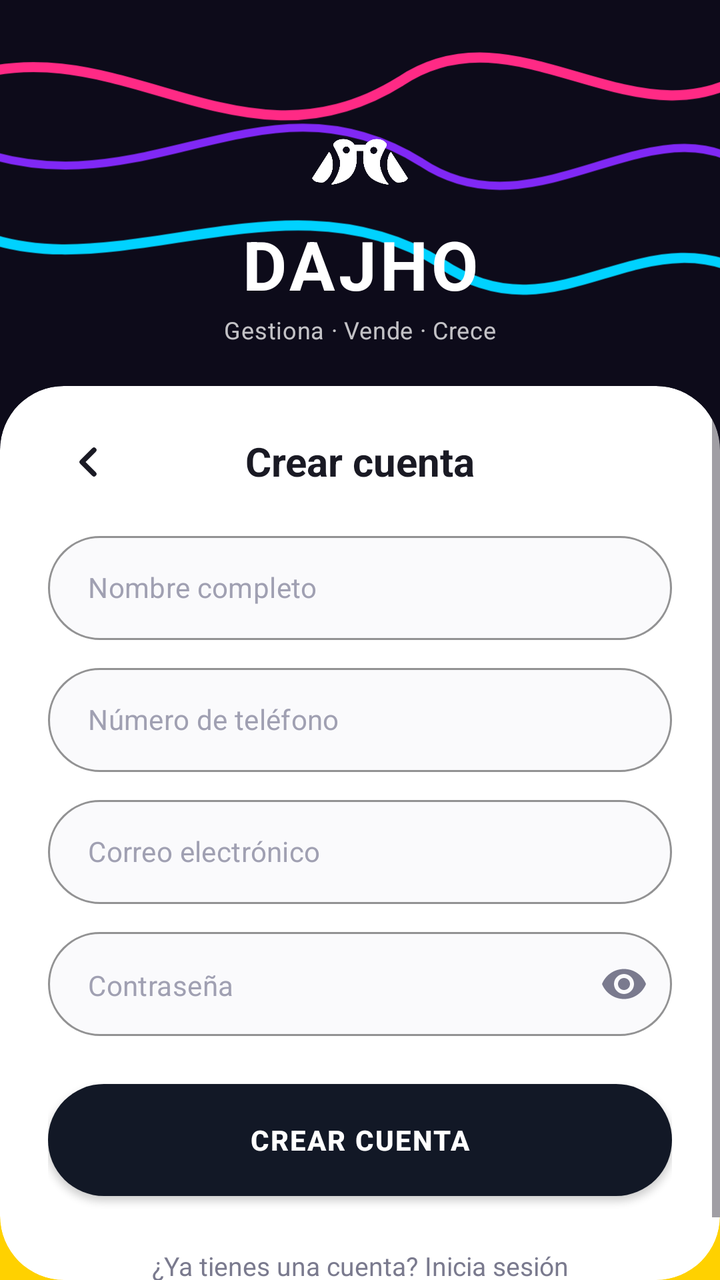
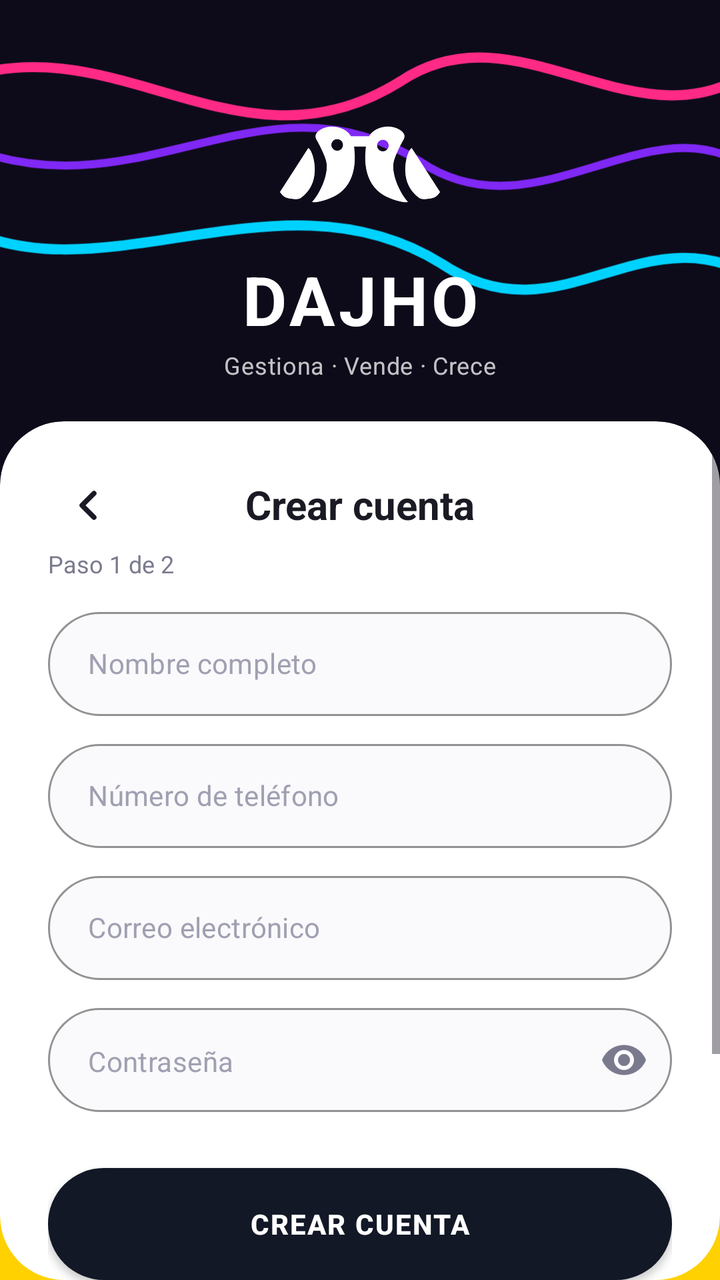

The first picture is an Android layout as it rendered before a commit; the second is the same layout after the commit. The layout source and the unified diff follow.
<!-- AndroidManifest.xml: application theme Theme.DAJHO -->
<!-- res/layout/activity_sign_up.xml -->
<?xml version="1.0" encoding="utf-8"?>
<androidx.constraintlayout.widget.ConstraintLayout
    xmlns:android="http://schemas.android.com/apk/res/android"
    xmlns:app="http://schemas.android.com/apk/res-auto"
    xmlns:tools="http://schemas.android.com/tools"
    android:layout_width="match_parent"
    android:layout_height="match_parent"
    android:background="@color/dark_header_bg"
    tools:context=".SignUpActivity">

    
    <ImageView
        android:id="@+id/ivHeaderBg"
        android:layout_width="0dp"
        android:layout_height="0dp"
        android:scaleType="centerCrop"
        android:src="@drawable/bg_banner_dark_graphic"
        app:layout_constraintHeight_percent="0.38"
        app:layout_constraintTop_toTopOf="parent"
        app:layout_constraintStart_toStartOf="parent"
        app:layout_constraintEnd_toEndOf="parent"
        android:contentDescription="@string/header_graphic_desc" />

    
    <LinearLayout
        android:id="@+id/llBrandContainer"
        android:layout_width="wrap_content"
        android:layout_height="wrap_content"
        android:orientation="vertical"
        android:gravity="center"
        app:layout_constraintTop_toTopOf="@id/ivHeaderBg"
        app:layout_constraintBottom_toBottomOf="@id/ivHeaderBg"
        app:layout_constraintStart_toStartOf="parent"
        app:layout_constraintEnd_toEndOf="parent"
        app:layout_constraintVertical_bias="0.45">

        <ImageView
            android:layout_width="48dp"
            android:layout_height="48dp"
            android:layout_marginBottom="4dp"
            android:src="@drawable/ic_dajho_white"
            android:contentDescription="@string/dajho_logo_desc" />

        <TextView
            android:layout_width="wrap_content"
            android:layout_height="wrap_content"
            android:text="@string/dajho_brand"
            android:textColor="@color/white"
            android:textSize="34sp"
            android:textStyle="bold"
            android:letterSpacing="0.05" />

        <TextView
            android:layout_width="wrap_content"
            android:layout_height="wrap_content"
            android:layout_marginTop="2dp"
            android:text="@string/dajho_tagline"
            android:textColor="#C0FFFFFF"
            android:textSize="12sp"
            android:letterSpacing="0.02" />
    </LinearLayout>

    
    <androidx.cardview.widget.CardView
        android:id="@+id/cardContainer"
        android:layout_width="0dp"
        android:layout_height="0dp"
        app:cardCornerRadius="32dp"
        app:cardElevation="0dp"
        app:cardBackgroundColor="@color/card_background"
        app:layout_constraintTop_toBottomOf="@id/llBrandContainer"
        app:layout_constraintBottom_toBottomOf="parent"
        app:layout_constraintStart_toStartOf="parent"
        app:layout_constraintEnd_toEndOf="parent"
        android:layout_marginTop="20dp">

        <ScrollView
            android:layout_width="match_parent"
            android:layout_height="match_parent"
            android:fillViewport="true"
            android:overScrollMode="never">

            <androidx.constraintlayout.widget.ConstraintLayout
                android:layout_width="match_parent"
                android:layout_height="wrap_content"
                android:paddingHorizontal="24dp"
                android:paddingTop="24dp"
                android:paddingBottom="24dp">

                
                <ImageView
                    android:id="@+id/btnBack"
                    android:layout_width="40dp"
                    android:layout_height="40dp"
                    android:padding="8dp"
                    android:background="?attr/selectableItemBackgroundBorderless"
                    android:src="@drawable/ic_arrow_back"
                    app:layout_constraintTop_toTopOf="@id/tvTitleSignUp"
                    app:layout_constraintBottom_toBottomOf="@id/tvTitleSignUp"
                    app:layout_constraintStart_toStartOf="parent"
                    android:contentDescription="@string/back_desc" />

                
                <TextView
                    android:id="@+id/tvTitleSignUp"
                    android:layout_width="wrap_content"
                    android:layout_height="wrap_content"
                    android:text="@string/title_sign_up"
                    android:textColor="@color/text_primary"
                    android:textSize="20sp"
                    android:textStyle="bold"
                    app:layout_constraintTop_toTopOf="parent"
                    app:layout_constraintStart_toStartOf="parent"
                    app:layout_constraintEnd_toEndOf="parent" />

                
                <com.google.android.material.textfield.TextInputLayout
                    android:id="@+id/tilFullName"
                    style="@style/PillTextInputLayout"
                    android:layout_width="0dp"
                    android:layout_height="wrap_content"
                    android:layout_marginTop="24dp"
                    app:hintEnabled="false"
                    app:layout_constraintTop_toBottomOf="@id/tvTitleSignUp"
                    app:layout_constraintStart_toStartOf="parent"
                    app:layout_constraintEnd_toEndOf="parent">

                    <com.google.android.material.textfield.TextInputEditText
                        android:id="@+id/etFullName"
                        android:layout_width="match_parent"
                        android:layout_height="52dp"
                        android:hint="@string/hint_full_name"
                        android:paddingHorizontal="20dp"
                        android:textColor="@color/text_primary"
                        android:textColorHint="@color/text_hint"
                        android:textSize="14sp"
                        android:inputType="textPersonName"
                        android:background="@null" />
                </com.google.android.material.textfield.TextInputLayout>

                
                <com.google.android.material.textfield.TextInputLayout
                    android:id="@+id/tilPhone"
                    style="@style/PillTextInputLayout"
                    android:layout_width="0dp"
                    android:layout_height="wrap_content"
                    android:layout_marginTop="14dp"
                    app:hintEnabled="false"
                    app:layout_constraintTop_toBottomOf="@id/tilFullName"
                    app:layout_constraintStart_toStartOf="parent"
                    app:layout_constraintEnd_toEndOf="parent">

                    <com.google.android.material.textfield.TextInputEditText
                        android:id="@+id/etPhone"
                        android:layout_width="match_parent"
                        android:layout_height="52dp"
                        android:hint="@string/hint_phone_number"
                        android:paddingHorizontal="20dp"
                        android:textColor="@color/text_primary"
                        android:textColorHint="@color/text_hint"
                        android:textSize="14sp"
                        android:inputType="phone"
                        android:background="@null" />
                </com.google.android.material.textfield.TextInputLayout>

                
                <com.google.android.material.textfield.TextInputLayout
                    android:id="@+id/tilEmail"
                    style="@style/PillTextInputLayout"
                    android:layout_width="0dp"
                    android:layout_height="wrap_content"
                    android:layout_marginTop="14dp"
                    app:hintEnabled="false"
                    app:layout_constraintTop_toBottomOf="@id/tilPhone"
                    app:layout_constraintStart_toStartOf="parent"
                    app:layout_constraintEnd_toEndOf="parent">

                    <com.google.android.material.textfield.TextInputEditText
                        android:id="@+id/etEmail"
                        android:layout_width="match_parent"
                        android:layout_height="52dp"
                        android:hint="@string/hint_email"
                        android:paddingHorizontal="20dp"
                        android:textColor="@color/text_primary"
                        android:textColorHint="@color/text_hint"
                        android:textSize="14sp"
                        android:inputType="textEmailAddress"
                        android:background="@null" />
                </com.google.android.material.textfield.TextInputLayout>

                
                <com.google.android.material.textfield.TextInputLayout
                    android:id="@+id/tilPassword"
                    style="@style/PillTextInputLayout"
                    android:layout_width="0dp"
                    android:layout_height="wrap_content"
                    android:layout_marginTop="14dp"
                    app:hintEnabled="false"
                    app:passwordToggleEnabled="true"
                    app:passwordToggleTint="@color/text_secondary"
                    app:layout_constraintTop_toBottomOf="@id/tilEmail"
                    app:layout_constraintStart_toStartOf="parent"
                    app:layout_constraintEnd_toEndOf="parent">

                    <com.google.android.material.textfield.TextInputEditText
                        android:id="@+id/etPassword"
                        android:layout_width="match_parent"
                        android:layout_height="52dp"
                        android:hint="@string/hint_password"
                        android:paddingHorizontal="20dp"
                        android:textColor="@color/text_primary"
                        android:textColorHint="@color/text_hint"
                        android:textSize="14sp"
                        android:inputType="textPassword"
                        android:background="@null" />
                </com.google.android.material.textfield.TextInputLayout>

                
                <androidx.appcompat.widget.AppCompatButton
                    android:id="@+id/btnCreateAccount"
                    android:layout_width="0dp"
                    android:layout_height="56dp"
                    android:layout_marginTop="24dp"
                    android:text="@string/btn_create_account"
                    android:textColor="@color/btn_text_color"
                    android:textSize="14sp"
                    android:textStyle="bold"
                    android:letterSpacing="0.05"
                    android:background="@drawable/bg_pill_black"
                    app:layout_constraintTop_toBottomOf="@id/tilPassword"
                    app:layout_constraintStart_toStartOf="parent"
                    app:layout_constraintEnd_toEndOf="parent" />

                
                <TextView
                    android:id="@+id/tvLoginLink"
                    android:layout_width="wrap_content"
                    android:layout_height="wrap_content"
                    android:layout_marginTop="18dp"
                    android:text="@string/already_have_account"
                    android:textColor="@color/text_secondary"
                    android:textSize="13sp"
                    android:padding="8dp"
                    app:layout_constraintTop_toBottomOf="@id/btnCreateAccount"
                    app:layout_constraintStart_toStartOf="parent"
                    app:layout_constraintEnd_toEndOf="parent" />

            </androidx.constraintlayout.widget.ConstraintLayout>

        </ScrollView>

    </androidx.cardview.widget.CardView>

</androidx.constraintlayout.widget.ConstraintLayout>
<!-- resources referenced by this layout -->
<resources>
  <color name="btn_text_color">#FFFFFF</color>
  <color name="card_background">#FFFFFF</color>
  <color name="dark_header_bg">#FFD100</color>
  <color name="text_hint">#A0A0B2</color>
  <color name="text_primary">#1A1A24</color>
  <color name="text_secondary">#7A7A8E</color>
  <color name="white">#FFFFFFFF</color>
  <!-- drawable bg_pill_black (drawable) -->
  <?xml version="1.0" encoding="utf-8"?>
  <ripple xmlns:android="http://schemas.android.com/apk/res/android"
      android:color="#33FFFFFF">
      <item>
          <shape android:shape="rectangle">
              <solid android:color="@color/btn_black" />
              <corners android:radius="28dp" />
          </shape>
      </item>
  </ripple>
  <!-- drawable ic_arrow_back (drawable) -->
  <?xml version="1.0" encoding="utf-8"?>
  <vector xmlns:android="http://schemas.android.com/apk/res/android"
      android:width="24dp"
      android:height="24dp"
      android:viewportWidth="24"
      android:viewportHeight="24">
      <path
          android:fillColor="#00000000"
          android:pathData="M15,18L9,12L15,6"
          android:strokeColor="@color/text_primary"
          android:strokeWidth="2.5"
          android:strokeLineCap="round"
          android:strokeLineJoin="round" />
  </vector>
  <string name="already_have_account">¿Ya tienes una cuenta? Inicia sesión</string>
  <string name="back_desc">Volver</string>
  <string name="btn_create_account">CREAR CUENTA</string>
  <string name="dajho_brand">DAJHO</string>
  <string name="dajho_logo_desc">Logo de DAJHO</string>
  <string name="dajho_tagline">Gestiona · Vende · Crece</string>
  <string name="header_graphic_desc">Gráfico de encabezado</string>
  <string name="hint_email">Correo electrónico</string>
  <string name="hint_full_name">Nombre completo</string>
  <string name="hint_password">Contraseña</string>
  <string name="hint_phone_number">Número de teléfono</string>
  <string name="title_sign_up">Crear cuenta</string>
  <style name="PillTextInputLayout" parent="Widget.MaterialComponents.TextInputLayout.OutlinedBox">
          <item name="boxCornerRadiusTopStart">28dp</item>
          <item name="boxCornerRadiusTopEnd">28dp</item>
          <item name="boxCornerRadiusBottomStart">28dp</item>
          <item name="boxCornerRadiusBottomEnd">28dp</item>
          <item name="boxStrokeColor">@color/input_border</item>
          <item name="boxStrokeWidth">1dp</item>
          <item name="boxBackgroundColor">@color/input_bg</item>
          <item name="hintTextColor">@color/text_hint</item>
          <item name="android:textColorHint">@color/text_hint</item>
          <item name="android:textColor">@color/text_primary</item>
      </style>
  <style name="Theme.DAJHO" parent="Base.Theme.DAJHO" />
  <color name="btn_black">#121826</color>
  <color name="input_border">#E2E4EC</color>
  <color name="input_bg">#FAFAFC</color>
  <color name="purple_primary">#FFD100</color>
  <color name="pink_accent">#FF2A85</color>
  <style name="DAJHO_BottomSheet" parent="Widget.Material3.BottomSheet.Modal">
          <item name="android:background">@color/card_background</item>
          <item name="shapeAppearanceOverlay">@style/DAJHO_SheetShape</item>
      </style>
  <style name="DAJHO_BottomSheetDialog" parent="ThemeOverlay.Material3.BottomSheetDialog">
          <item name="bottomSheetStyle">@style/DAJHO_BottomSheet</item>
      </style>
  <style name="DAJHO_SheetShape">
          <item name="cornerFamily">rounded</item>
          <item name="cornerSizeTopLeft">28dp</item>
          <item name="cornerSizeTopRight">28dp</item>
      </style>
  <!-- unchanged entries left out for length: 3 -->
</resources>

<!-- the commit's change to res/layout/activity_sign_up.xml (unified diff, before → after) -->
@@ -35,8 +35,8 @@
         app:layout_constraintVertical_bias="0.45">
 
         <ImageView
-            android:layout_width="48dp"
-            android:layout_height="48dp"
+            android:layout_width="80dp"
+            android:layout_height="80dp"
             android:layout_marginBottom="4dp"
             android:src="@drawable/ic_dajho_white"
             android:contentDescription="@string/dajho_logo_desc" />
@@ -84,8 +84,8 @@
                 android:layout_width="match_parent"
                 android:layout_height="wrap_content"
                 android:paddingHorizontal="24dp"
-                android:paddingTop="24dp"
-                android:paddingBottom="24dp">
+                android:paddingTop="28dp"
+                android:paddingBottom="100dp">
 
                 
                 <ImageView
@@ -114,14 +114,26 @@
                     app:layout_constraintEnd_toEndOf="parent" />
 
                 
+                <TextView
+                    android:id="@+id/tvSignUpStep"
+                    android:layout_width="wrap_content"
+                    android:layout_height="wrap_content"
+                    android:layout_marginTop="8dp"
+                    android:text="Paso 1 de 2"
+                    android:textColor="@color/text_secondary"
+                    android:textSize="12sp"
+                    app:layout_constraintTop_toBottomOf="@id/tvTitleSignUp"
+                    app:layout_constraintStart_toStartOf="parent" />
+
+                
                 <com.google.android.material.textfield.TextInputLayout
                     android:id="@+id/tilFullName"
                     style="@style/PillTextInputLayout"
                     android:layout_width="0dp"
                     android:layout_height="wrap_content"
-                    android:layout_marginTop="24dp"
+                    android:layout_marginTop="16dp"
                     app:hintEnabled="false"
-                    app:layout_constraintTop_toBottomOf="@id/tvTitleSignUp"
+                    app:layout_constraintTop_toBottomOf="@id/tvSignUpStep"
                     app:layout_constraintStart_toStartOf="parent"
                     app:layout_constraintEnd_toEndOf="parent">
 
@@ -215,19 +227,118 @@
                         android:background="@null" />
                 </com.google.android.material.textfield.TextInputLayout>
 
+                <LinearLayout
+                    android:id="@+id/businessFieldsContainer"
+                    android:layout_width="0dp"
+                    android:layout_height="wrap_content"
+                    android:orientation="vertical"
+                    android:visibility="gone"
+                    android:layout_marginTop="14dp"
+                    app:layout_constraintTop_toBottomOf="@id/tilPassword"
+                    app:layout_constraintStart_toStartOf="parent"
+                    app:layout_constraintEnd_toEndOf="parent">
+
+                    <com.google.android.material.textfield.TextInputLayout
+                        android:id="@+id/tilBusinessName"
+                        style="@style/PillTextInputLayout"
+                        android:layout_width="match_parent"
+                        android:layout_height="wrap_content"
+                        app:hintEnabled="false">
+                        <com.google.android.material.textfield.TextInputEditText
+                            android:id="@+id/etBusinessName"
+                            android:layout_width="match_parent"
+                            android:layout_height="52dp"
+                            android:hint="Nombre del negocio"
+                            android:paddingHorizontal="20dp"
+                            android:textColor="@color/text_primary"
+                            android:textColorHint="@color/text_hint"
+                            android:textSize="14sp"
+                            android:inputType="textCapSentences"
+                            android:background="@null" />
+                    </com.google.android.material.textfield.TextInputLayout>
+
+                    <com.google.android.material.textfield.TextInputLayout
+                        android:id="@+id/tilBusinessRuc"
+                        style="@style/PillTextInputLayout"
+                        android:layout_width="match_parent"
+                        android:layout_height="wrap_content"
+                        android:layout_marginTop="14dp"
+                        app:hintEnabled="false">
+                        <com.google.android.material.textfield.TextInputEditText
+                            android:id="@+id/etBusinessRuc"
+                            android:layout_width="match_parent"
+                            android:layout_height="52dp"
+                            android:hint="RUC o cédula (opcional)"
+                            android:paddingHorizontal="20dp"
+                            android:textColor="@color/text_primary"
+                            android:textColorHint="@color/text_hint"
+                            android:textSize="14sp"
+                            android:inputType="number"
+                            android:background="@null" />
+                    </com.google.android.material.textfield.TextInputLayout>
+
+                    <com.google.android.material.textfield.TextInputLayout
+                        android:id="@+id/tilBusinessAddress"
+                        style="@style/PillTextInputLayout"
+                        android:layout_width="match_parent"
+                        android:layout_height="wrap_content"
+                        android:layout_marginTop="14dp"
+                        app:hintEnabled="false">
+                        <com.google.android.material.textfield.TextInputEditText
+                            android:id="@+id/etBusinessAddress"
+                            android:layout_width="match_parent"
+                            android:layout_height="52dp"
+                            android:hint="Dirección (opcional)"
+                            android:paddingHorizontal="20dp"
+                            android:textColor="@color/text_primary"
+                            android:textColorHint="@color/text_hint"
+                            android:textSize="14sp"
+                            android:inputType="textCapSentences"
+                            android:background="@null" />
+                    </com.google.android.material.textfield.TextInputLayout>
+
+                    <com.google.android.material.textfield.TextInputLayout
+                        android:id="@+id/tilBusinessPhone"
+                        style="@style/PillTextInputLayout"
+                        android:layout_width="match_parent"
+                        android:layout_height="wrap_content"
+                        android:layout_marginTop="14dp"
+                        app:hintEnabled="false">
+                        <com.google.android.material.textfield.TextInputEditText
+                            android:id="@+id/etBusinessPhone"
+                            android:layout_width="match_parent"
+                            android:layout_height="52dp"
+                            android:hint="Teléfono del negocio"
+                            android:paddingHorizontal="20dp"
+                            android:textColor="@color/text_primary"
+                            android:textColorHint="@color/text_hint"
+                            android:textSize="14sp"
+                            android:inputType="phone"
+                            android:background="@null" />
+                    </com.google.android.material.textfield.TextInputLayout>
+
+                    <Spinner
+                        android:id="@+id/spinnerRimpe"
+                        android:layout_width="match_parent"
+                        android:layout_height="52dp"
+                        android:layout_marginTop="14dp"
+                        android:background="@drawable/bg_input_field"
+                        android:paddingHorizontal="16dp" />
+                </LinearLayout>
+
                 
                 <androidx.appcompat.widget.AppCompatButton
                     android:id="@+id/btnCreateAccount"
                     android:layout_width="0dp"
                     android:layout_height="56dp"
-                    android:layout_marginTop="24dp"
+                    android:layout_marginTop="28dp"
                     android:text="@string/btn_create_account"
                     android:textColor="@color/btn_text_color"
                     android:textSize="14sp"
                     android:textStyle="bold"
                     android:letterSpacing="0.05"
                     android:background="@drawable/bg_pill_black"
-                    app:layout_constraintTop_toBottomOf="@id/tilPassword"
+                    app:layout_constraintTop_toBottomOf="@id/businessFieldsContainer"
                     app:layout_constraintStart_toStartOf="parent"
                     app:layout_constraintEnd_toEndOf="parent" />
 
@@ -236,7 +347,7 @@
                     android:id="@+id/tvLoginLink"
                     android:layout_width="wrap_content"
                     android:layout_height="wrap_content"
-                    android:layout_marginTop="18dp"
+                    android:layout_marginTop="20dp"
                     android:text="@string/already_have_account"
                     android:textColor="@color/text_secondary"
                     android:textSize="13sp"
<!-- resource entries referenced after the edit -->
@@ -7,6 +7,16 @@
   <color name="text_primary">#1A1A24</color>
   <color name="text_secondary">#7A7A8E</color>
   <color name="white">#FFFFFFFF</color>
+  <!-- drawable bg_input_field (drawable) -->
+  <?xml version="1.0" encoding="utf-8"?>
+  <shape xmlns:android="http://schemas.android.com/apk/res/android"
+      android:shape="rectangle">
+      <solid android:color="@color/input_bg" />
+      <stroke
+          android:width="1dp"
+          android:color="@color/input_border" />
+      <corners android:radius="28dp" />
+  </shape>
   <!-- drawable bg_pill_black (drawable) -->
   <?xml version="1.0" encoding="utf-8"?>
   <ripple xmlns:android="http://schemas.android.com/apk/res/android"
